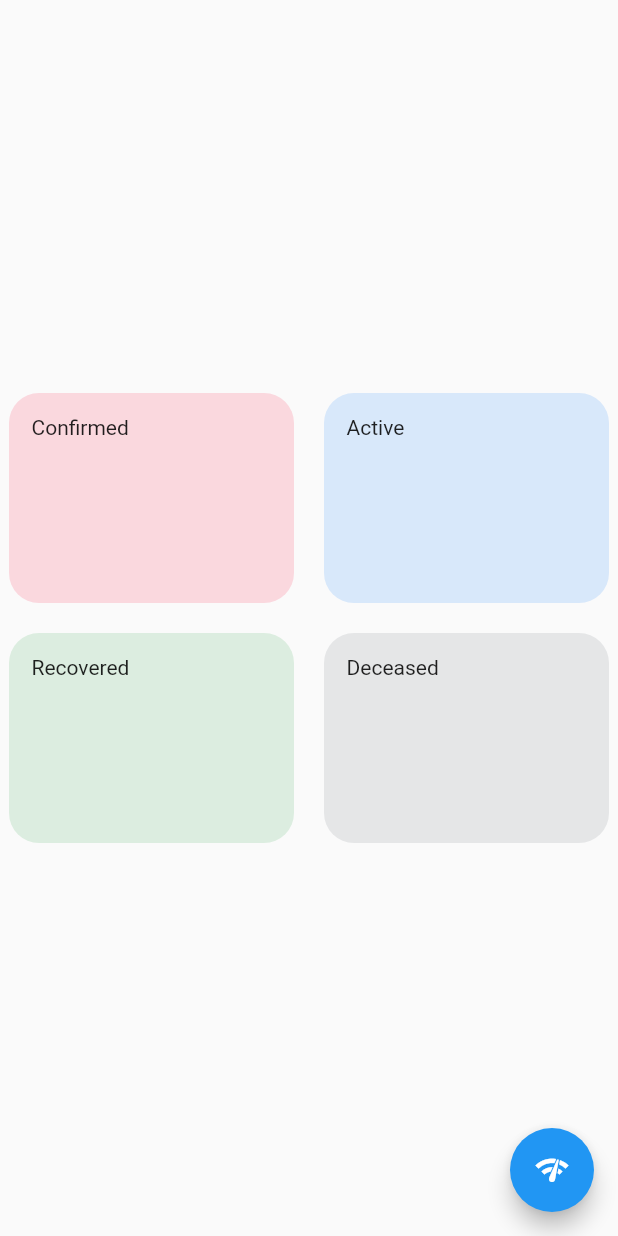
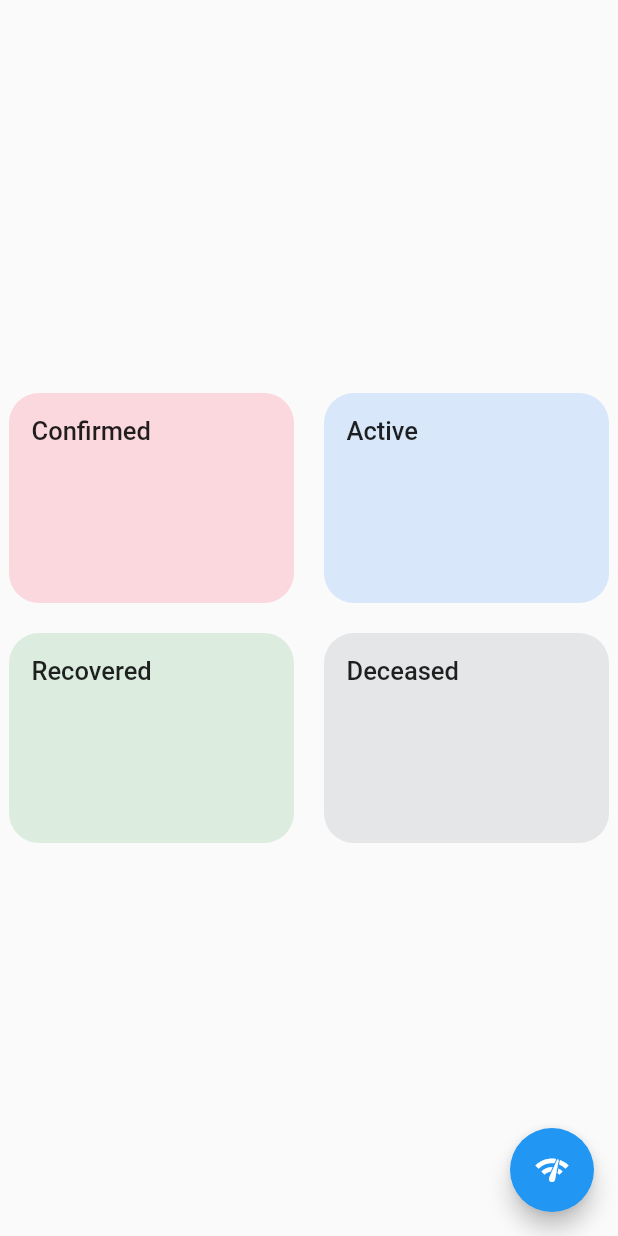
Before and after one commit to eRuaro/coronavirus_tracker_ph, a Flutter app: the screen it shows after launch, on a phone screen of 412 x 824 dp. Run offline on Flutter 3.47's test engine with Material 2 defaults, Android fonts, the phone set to English and light mode, and no system bars.

Commit message:
Changed text style

```diff
--- a/lib/main.dart
+++ b/lib/main.dart
@@ -1,10 +1,11 @@
 import 'package:coronavirus_tracker_ph/networking/networking.dart';
-import 'file:///C:/Users/Public/GitHub/coronavirus_tracker_ph/lib/widgets/data_container.dart';
+import 'package:coronavirus_tracker_ph/widgets/data_container.dart';
 import 'package:flutter/material.dart';
 
 void main() => runApp(
       MaterialApp(
         home: CovidTracker(),
+        debugShowCheckedModeBanner: false,
       ),
     );
 
--- a/lib/widgets/data_container.dart
+++ b/lib/widgets/data_container.dart
@@ -11,6 +11,16 @@ class DataContainer extends StatelessWidget {
   final String data;
   final Color color;
 
+  final dataNameTextStyle = TextStyle(
+    fontSize: 17,
+    fontWeight: FontWeight.w500,
+  );
+
+  final dataAttributeTextStyle = TextStyle(
+    fontSize: 25,
+    fontWeight: FontWeight.w600,
+  );
+
   @override
   Widget build(BuildContext context) {
     return Container(
@@ -22,16 +32,21 @@ class DataContainer extends StatelessWidget {
       height: 140,
       child: Column(
         children: [
-
           Align(
-            child: Text('$data'),
+            child: Text(
+              '$data',
+              style: dataNameTextStyle,
+            ),
             alignment: Alignment.topLeft,
           ),
           SizedBox(
             height: 60,
           ),
           Align(
-            child: Text('$dataValue'),
+            child: Text(
+              '$dataValue',
+              style: dataAttributeTextStyle,
+            ),
             alignment: Alignment.bottomRight,
           ),
         ],
```
